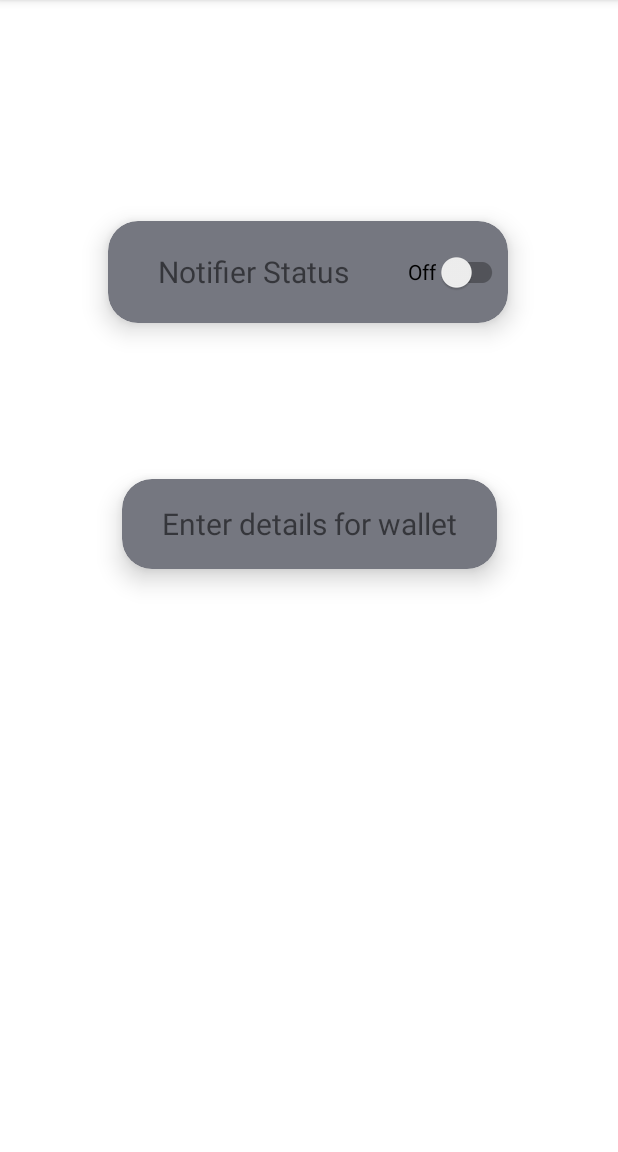
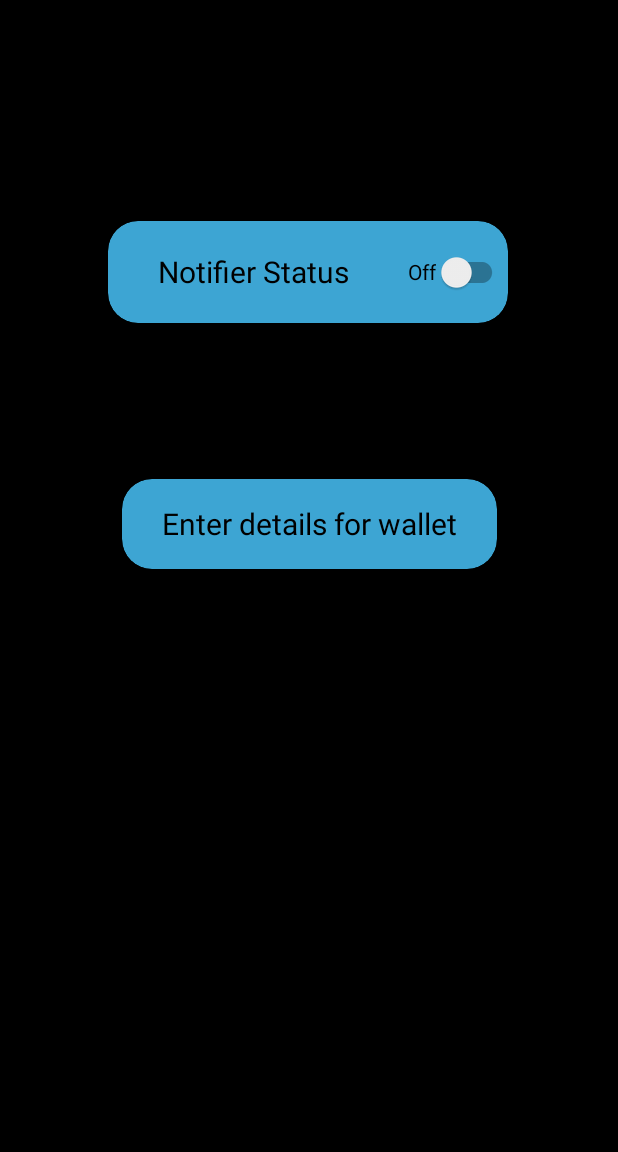
Before and after one commit to pranavchougule03/Kryptex, an Android app: the screen it shows after launch (MainActivity), on a phone screen of 412 x 824 dp, the part 84-1236 px from its top. Run offline under Robolectric (Android 15) with nearby library versions, the phone set to English and light mode, and no system bars.

Commit message:
2 activty integration

```diff
--- a/app/src/main/AndroidManifest.xml
+++ b/app/src/main/AndroidManifest.xml
@@ -25,6 +25,11 @@
                 android:name="android.app.lib_name"
                 android:value="" />
         </activity>
+        <activity
+            android:name=".LoginActivity"
+            android:parentActivityName=".MainActivity"
+            android:exported="true">
+        </activity>
     </application>
 
 </manifest>
--- a/app/src/main/java/com/example/kryptex/MainActivity.java
+++ b/app/src/main/java/com/example/kryptex/MainActivity.java
@@ -4,6 +4,7 @@ import androidx.appcompat.app.AppCompatActivity;
 import androidx.appcompat.widget.SwitchCompat;
 import androidx.cardview.widget.CardView;
 
+import android.content.Intent;
 import android.content.SharedPreferences;
 import android.os.Bundle;
 import android.util.Log;
@@ -23,7 +24,7 @@ public class MainActivity extends AppCompatActivity {
     SwitchCompat not;
 
     public void cardClick(View view){
-        startActivity(LoginActivity);
+        startActivity(new Intent(MainActivity.this,LoginActivity.class));
     }
 
 
--- a/app/src/main/res/layout/activity_main.xml
+++ b/app/src/main/res/layout/activity_main.xml
@@ -4,7 +4,7 @@
     xmlns:tools="http://schemas.android.com/tools"
     android:layout_width="match_parent"
     android:layout_height="match_parent"
-    android:background="@color/cardview_light_background"
+    android:background="@color/black"
     tools:context=".MainActivity">
 
     <androidx.cardview.widget.CardView
@@ -14,7 +14,7 @@
         android:layout_margin="10dp"
         android:contextClickable="true"
         android:onClick="cardClick"
-        app:cardBackgroundColor="@color/material_dynamic_neutral_variant50"
+        app:cardBackgroundColor="#3DA5D3"
         app:cardCornerRadius="20dp"
         app:cardElevation="10dp"
         app:cardMaxElevation="12dp"
@@ -33,6 +33,7 @@
             android:layout_height="60sp"
             android:gravity="center_horizontal|center_vertical"
             android:text="Enter details for wallet"
+            android:textColor="@color/black"
             android:textSize="20sp" />
     </androidx.cardview.widget.CardView>
 
@@ -41,7 +42,7 @@
         android:layout_width="wrap_content"
         android:layout_height="wrap_content"
         android:layout_margin="10dp"
-        app:cardBackgroundColor="@color/material_dynamic_neutral_variant50"
+        app:cardBackgroundColor="#3DA5D3"
         app:cardCornerRadius="20dp"
         app:cardElevation="10dp"
         app:cardMaxElevation="12dp"
@@ -57,6 +58,7 @@
 
         <androidx.appcompat.widget.SwitchCompat
             android:id="@+id/switch1"
+            android:textColor="@color/black"
             android:layout_width="wrap_content"
             android:layout_height="wrap_content"
             android:layout_marginLeft="200sp"
@@ -73,6 +75,8 @@
             android:layout_gravity="center"
             android:gravity="center|left"
             android:text="Notifier Status"
+            android:textColor="@color/black"
+
             android:textSize="20sp" />
     </androidx.cardview.widget.CardView>
 </androidx.constraintlayout.widget.ConstraintLayout>
```
